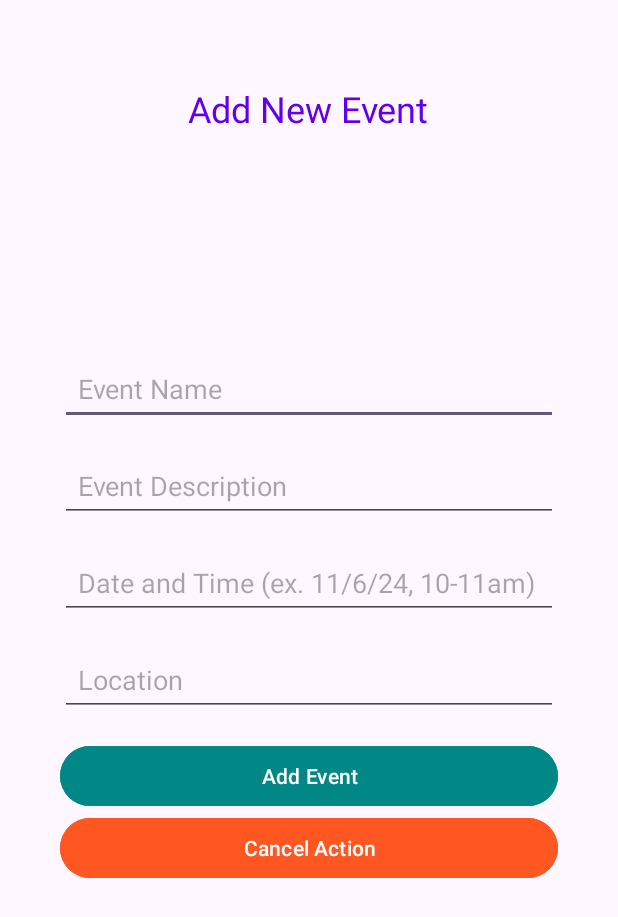
After one commit to guillebasterra/EventsUSC, an Android app: the layout add_event.xml on its own in the app's theme, with its tools: preview values and no code run, on a phone screen of 412 x 824 dp. The commit adds this screen. Shown: the top 917 px of the screen. Run offline under Robolectric (Android 15) with nearby library versions, the phone set to English and light mode, and no system bars.

Commit message:
created add event page xml file, added more color options in values

```diff
--- /dev/null
+++ b/app/src/main/res/layout/add_event.xml
@@ -0,0 +1,88 @@
+<?xml version="1.0" encoding="utf-8"?>
+<androidx.coordinatorlayout.widget.CoordinatorLayout
+    xmlns:android="http://schemas.android.com/apk/res/android"
+    android:layout_width="match_parent"
+    android:layout_height="match_parent"
+    android:padding="24dp">
+
+    <!-- add event screen title -->
+    <TextView
+        android:id="@+id/add_event_title"
+        android:layout_width="wrap_content"
+        android:layout_height="wrap_content"
+        android:text="Add New Event"
+        android:textSize="24sp"
+        android:textColor="@color/purple_500"
+        android:layout_gravity="top|center_horizontal"
+        android:layout_marginTop="32dp" />
+
+    <!-- container for form -->
+    <LinearLayout
+        android:layout_width="match_parent"
+        android:layout_height="wrap_content"
+        android:orientation="vertical"
+        android:gravity="center"
+        android:layout_gravity="center"
+        android:padding="16dp">
+
+        <!-- event name input box -->
+        <EditText
+            android:id="@+id/event_name_input"
+            android:layout_width="match_parent"
+            android:layout_height="wrap_content"
+            android:hint="Event Name"
+            android:inputType="text"
+            android:padding="12dp"
+            android:layout_marginBottom="16dp" />
+
+        <!-- event description input box -->
+        <EditText
+            android:id="@+id/event_description_input"
+            android:layout_width="match_parent"
+            android:layout_height="wrap_content"
+            android:hint="Event Description"
+            android:inputType="textMultiLine"
+            android:padding="12dp"
+            android:layout_marginBottom="16dp" />
+
+        <!-- date/time info input box -->
+        <EditText
+            android:id="@+id/event_date_time_input"
+            android:layout_width="match_parent"
+            android:layout_height="wrap_content"
+            android:hint="Date and Time (ex. 11/6/24, 10-11am)"
+            android:inputType="datetime"
+            android:padding="12dp"
+            android:layout_marginBottom="16dp" />
+
+        <!-- location input box -->
+        <EditText
+            android:id="@+id/event_location_input"
+            android:layout_width="match_parent"
+            android:layout_height="wrap_content"
+            android:hint="Location"
+            android:inputType="text"
+            android:padding="12dp"
+            android:layout_marginBottom="16dp" />
+
+        <!-- "submit" button option -->
+        <Button
+            android:id="@+id/add_event_button"
+            android:layout_width="match_parent"
+            android:layout_height="wrap_content"
+            android:text="Add Event"
+            android:backgroundTint="@color/teal_700"
+            android:textColor="@android:color/white" />
+
+        <!-- "cancel" button option -->
+        <Button
+            android:id="@+id/cancel_button"
+            android:layout_width="match_parent"
+            android:layout_height="wrap_content"
+            android:text="Cancel Action"
+            android:backgroundTint="@color/orange"
+            android:textColor="@android:color/white" />
+
+    </LinearLayout>
+
+</androidx.coordinatorlayout.widget.CoordinatorLayout>
--- a/app/src/main/res/values/colors.xml
+++ b/app/src/main/res/values/colors.xml
@@ -7,4 +7,5 @@
     <color name="purple_700">#FF3700B3</color>
     <color name="teal_200">#FF03DAC5</color>
     <color name="teal_700">#FF018786</color>
+    <color name="orange">#FF5722</color>
 </resources>
```
